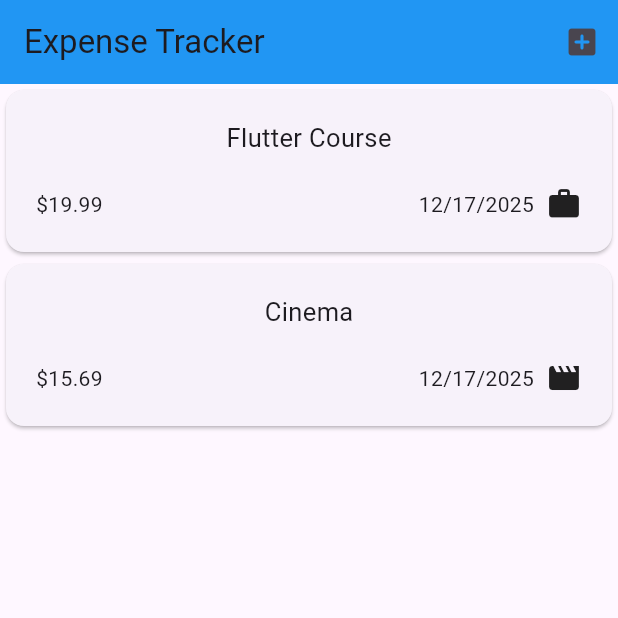
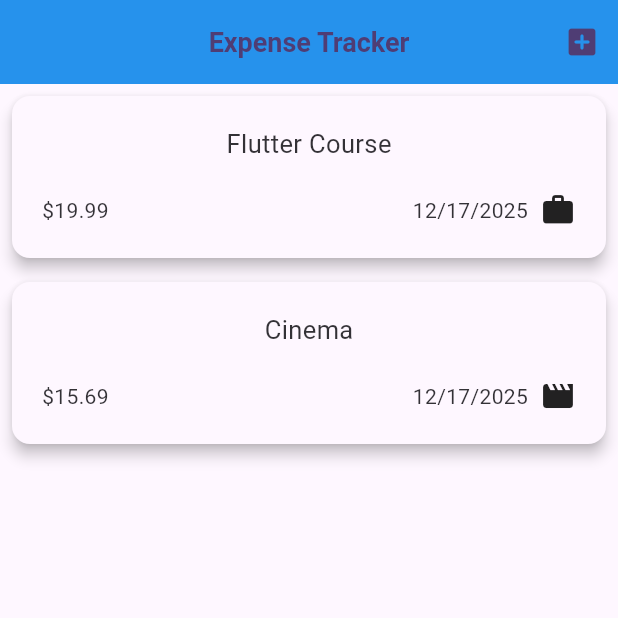
Before and after one commit to Aary23S/ExpenseTrack-App, a Flutter app: the screen it shows after launch, on a phone screen of 412 x 824 dp, the top half of it. Run offline on Flutter 3.47's test engine with Material 3 defaults, Android fonts, the phone set to English and light mode, and no system bars.

Commit message:
Enhance app themes by implementing light and dark color schemes with improved styling for buttons, cards, and input fields

```diff
--- a/lib/screens/home/my_app.dart
+++ b/lib/screens/home/my_app.dart
@@ -16,9 +16,118 @@ class _MyAppState extends State<MyApp>
   @override
   Widget build(context)
   {
+    // Seed color for the whole app. Change this to tune the app's hue.
+    const Color seedColor = Colors.deepPurple;
+
+    // Generate light and dark color schemes from the same seed so
+    // colors feel consistent between modes while adapting contrast.
+    final ColorScheme lightScheme = ColorScheme.fromSeed(
+      seedColor: seedColor,
+      brightness: Brightness.light,
+    );
+    final ColorScheme darkScheme = ColorScheme.fromSeed(
+      seedColor: seedColor,
+      brightness: Brightness.dark,
+    );
+
     return MaterialApp
     (
       debugShowCheckedModeBanner: false,
+
+      // LIGHT THEME --------------------------------------------------
+      theme: ThemeData(
+        // Supply the generated color scheme so widgets automatically
+        // pick matching colors (buttons, chips, switches, etc.).
+        colorScheme: lightScheme,
+        useMaterial3: true,
+
+        // Scaffold background controls the default page background.
+        scaffoldBackgroundColor: lightScheme.surface,
+
+        // AppBarTheme adjusts the default AppBar look app-wide.
+        appBarTheme: AppBarTheme(
+          backgroundColor: lightScheme.primaryContainer,
+          foregroundColor: lightScheme.onPrimaryContainer,
+          centerTitle: true,
+          elevation: 2,
+        ),
+
+        // ElevatedButtonTheme: consistent padding, shape and color.
+        elevatedButtonTheme: ElevatedButtonThemeData(
+          style: ElevatedButton.styleFrom(
+            backgroundColor: lightScheme.primary,
+            foregroundColor: lightScheme.onPrimary,
+            padding: const EdgeInsets.symmetric(horizontal: 20, vertical: 12),
+            shape: RoundedRectangleBorder(borderRadius: BorderRadius.circular(8)),
+          ),
+        ),
+
+        // CardTheme: subtle rounded cards that match the scheme.
+        cardTheme: CardThemeData(
+          color: lightScheme.surface,
+          elevation: 4,
+          margin: const EdgeInsets.all(8),
+          shape: RoundedRectangleBorder(borderRadius: BorderRadius.circular(12)),
+        ),
+
+        // InputDecorationTheme: styles for TextField / TextFormField.
+        inputDecorationTheme: InputDecorationTheme(
+          filled: true,
+          fillColor: lightScheme.surfaceContainerHighest,
+          contentPadding: const EdgeInsets.symmetric(horizontal: 12, vertical: 10),
+          border: OutlineInputBorder(borderRadius: BorderRadius.circular(8)),
+        ),
+
+        // Typography: tune headline / body sizes to be clear on mobile.
+        textTheme: TextTheme(
+          titleLarge: TextStyle(fontSize: 18, fontWeight: FontWeight.w600, color: lightScheme.onSurface),
+          bodyLarge: TextStyle(fontSize: 16, color: lightScheme.onSurface),
+          bodyMedium: TextStyle(fontSize: 14, color: lightScheme.onSurface.withAlpha(230)),
+        ),
+      ),
+
+      // DARK THEME ---------------------------------------------------
+      darkTheme: ThemeData(
+        colorScheme: darkScheme,
+        useMaterial3: true,
+        scaffoldBackgroundColor: darkScheme.surface,
+        appBarTheme: AppBarTheme(
+          backgroundColor: darkScheme.primaryContainer,
+          foregroundColor: darkScheme.onPrimaryContainer,
+          centerTitle: true,
+          elevation: 0,
+        ),
+        elevatedButtonTheme: ElevatedButtonThemeData(
+          style: ElevatedButton.styleFrom(
+            backgroundColor: darkScheme.primary,
+            foregroundColor: darkScheme.onPrimary,
+            padding: const EdgeInsets.symmetric(horizontal: 20, vertical: 12),
+            shape: RoundedRectangleBorder(borderRadius: BorderRadius.circular(8)),
+          ),
+        ),
+        cardTheme: CardThemeData(
+          color: darkScheme.surface,
+          elevation: 3,
+          margin: const EdgeInsets.all(8),
+          shape: RoundedRectangleBorder(borderRadius: BorderRadius.circular(12)),
+        ),
+        inputDecorationTheme: InputDecorationTheme(
+          filled: true,
+          fillColor: darkScheme.surfaceContainerHighest,
+          contentPadding: const EdgeInsets.symmetric(horizontal: 12, vertical: 10),
+          border: OutlineInputBorder(borderRadius: BorderRadius.circular(8)),
+        ),
+        textTheme: TextTheme(
+          titleLarge: TextStyle(fontSize: 18, fontWeight: FontWeight.w600, color: darkScheme.onSurface),
+          bodyLarge: TextStyle(fontSize: 16, color: darkScheme.onSurface),
+          bodyMedium: TextStyle(fontSize: 14, color: darkScheme.onSurface.withAlpha(230)),
+        ),
+      ),
+
+      // Respect the system setting for light/dark, you can force with
+      // ThemeMode.light or ThemeMode.dark when needed for testing.
+      themeMode: ThemeMode.system,
+
       home: HomeScreen(),
     );
   }
```
